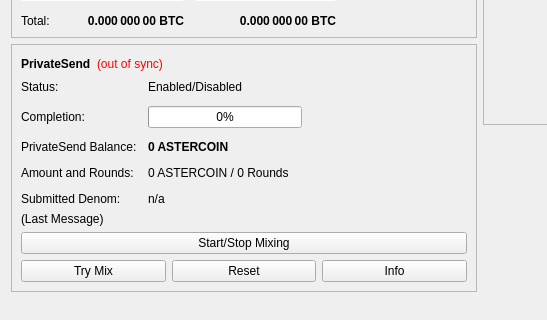
Qt form src/qt/forms/overviewpage.ui (PsyTeck/astercoin) before a commit; both pictures show x 0 to 547 and y 178 to 498 of the 960 by 585 pixel window.
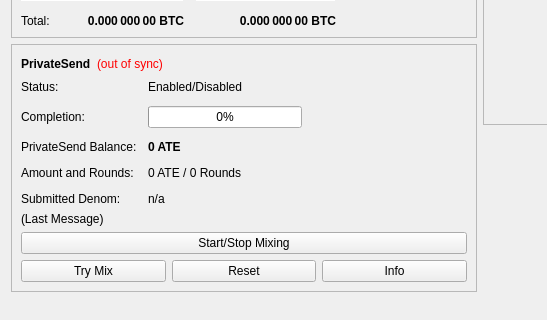
The same form after that commit.

What changed in the file:
```diff
--- a/src/qt/forms/overviewpage.ui
+++ b/src/qt/forms/overviewpage.ui
@@ -514,7 +514,7 @@
                </font>
               </property>
               <property name="text">
-               <string notr="true">0 ASTERCOIN</string>
+               <string notr="true">0 ATE</string>
               </property>
              </widget>
             </item>
@@ -528,7 +528,7 @@
             <item row="3" column="1">
              <widget class="QLabel" name="labelAmountRounds">
               <property name="text">
-               <string>0 ASTERCOIN / 0 Rounds</string>
+               <string>0 ATE / 0 Rounds</string>
               </property>
              </widget>
             </item>
```
